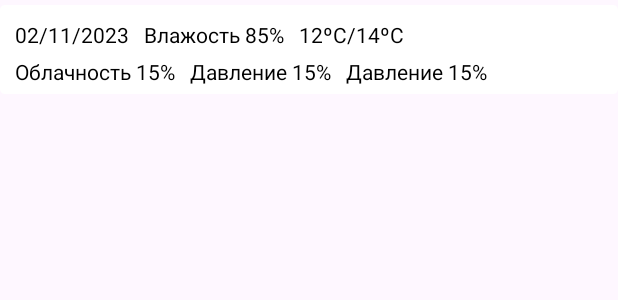
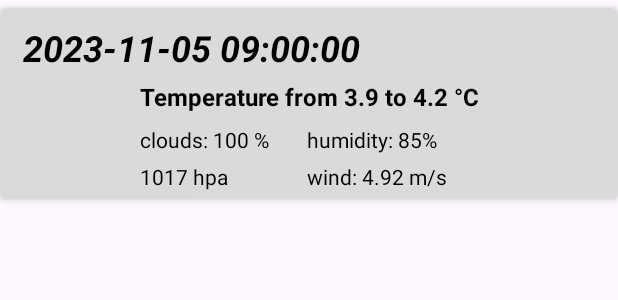
Before and after one commit to j2ck1e/OpenWeatherBottomNavigation, an Android app: the layout list_item.xml on its own in the app's theme, with its tools: preview values and no code run, on a phone screen of 412 x 824 dp. Shown: the top 300 px of the screen. Run offline under Robolectric (Android 15) with nearby library versions, the phone set to English and light mode, and no system bars; network calls fail.

Commit message:
Item was changed

```diff
--- a/app/src/main/java/com/jcdesign/openweatherbottomnavigation/adapters/WeatherAdapter.kt
+++ b/app/src/main/java/com/jcdesign/openweatherbottomnavigation/adapters/WeatherAdapter.kt
@@ -48,11 +48,11 @@ class WeatherAdapter : RecyclerView.Adapter<WeatherAdapter.DetailWeatherHolder>(
         val detailWeather = differ.currentList[position]
         holder.binding.apply {
             tvDate.text = detailWeather.dt_txt
-            tvCloud.text = "Облачность: ${detailWeather.clouds.all.toString()}%"
-            tvHumidity.text = "Влажность: ${detailWeather.main.humidity.toString()}%"
-            tvPressure.text = "Давление: ${detailWeather.main.pressure.toString()}"
-            tvTemp.text = "${detailWeather.main.temp_max}ºC/${detailWeather.main.temp_min}ºC"
-            tvWind.text = "Ветер: ${detailWeather.wind.speed.toString()}м/с"
+            tvCloud.text = "clouds: ${detailWeather.clouds.all.toString()}%"
+            tvHumidity.text = "humidity: ${detailWeather.main.humidity.toString()}%"
+            tvPressure.text = "${detailWeather.main.pressure.toString()} hpa"
+            tvTemp.text = "Temperature from ${detailWeather.main.temp_min} to ${detailWeather.main.temp_max} ºC"
+            tvWind.text = "wind: ${detailWeather.wind.speed.toString()} m/s"
             setOnItemClickListener {
                 onItemClickListener?.let { it(detailWeather)}
             }
--- a/app/src/main/java/com/jcdesign/openweatherbottomnavigation/ui/fragments/FirstFragment.kt
+++ b/app/src/main/java/com/jcdesign/openweatherbottomnavigation/ui/fragments/FirstFragment.kt
@@ -40,7 +40,13 @@ class FirstFragment : Fragment() {
         val weatherRepository = WeatherRepository(WeatherDatabase(requireContext()))
         val viewModelProviderFactory = WeatherViewModelProviderFactory(weatherRepository)
         viewModel = ViewModelProvider(this, viewModelProviderFactory).get(WeatherViewModel::class.java)
+
         setupRecyclerView()
+
+        weatherAdapter.setOnItemClickListener {
+
+
+        }
 
         viewModel.weather.observe(viewLifecycleOwner, Observer { response ->
             when(response) {
--- a/app/src/main/res/layout/activity_main.xml
+++ b/app/src/main/res/layout/activity_main.xml
@@ -13,7 +13,7 @@
         app:layout_constraintBottom_toBottomOf="parent"
         app:layout_constraintEnd_toEndOf="parent"
         app:layout_constraintStart_toStartOf="parent"
-        app:menu="@menu/bottom_menu"/>
+        app:menu="@menu/bottom_menu" />
 
     <fragment
         android:id="@+id/fragment"
--- a/app/src/main/res/layout/list_item.xml
+++ b/app/src/main/res/layout/list_item.xml
@@ -4,23 +4,25 @@
     xmlns:tools="http://schemas.android.com/tools"
     android:layout_width="match_parent"
     android:layout_height="wrap_content"
-    android:layout_marginTop="3dp"
-    app:cardCornerRadius="3dp"
-    app:cardElevation="0dp">
+    android:layout_marginTop="5dp"
+    android:backgroundTint="#DADADA"
+    app:cardCornerRadius="5dp"
+    app:cardElevation="3dp">
 
     <androidx.constraintlayout.widget.ConstraintLayout
         android:layout_width="match_parent"
-        android:layout_height="wrap_content"
-        >
+        android:layout_height="wrap_content">
 
         <TextView
             android:id="@+id/tvDate"
             android:layout_width="wrap_content"
             android:layout_height="wrap_content"
-            android:layout_marginStart="10dp"
+            android:layout_marginStart="15dp"
             android:layout_marginTop="10dp"
-            android:text="02/11/2023"
+            android:text="2023-11-05 09:00:00"
             android:textColor="@color/black"
+            android:textSize="24sp"
+            android:textStyle="bold|italic"
             app:layout_constraintStart_toStartOf="parent"
             app:layout_constraintTop_toTopOf="parent" />
 
@@ -28,62 +30,57 @@
             android:id="@+id/tvCloud"
             android:layout_width="wrap_content"
             android:layout_height="wrap_content"
-            android:layout_marginTop="5dp"
-            android:layout_marginBottom="5dp"
-            android:text="Облачность 15%"
+            android:layout_marginTop="8dp"
+            android:text="clouds: 100 %"
             android:textColor="@color/black"
-            app:layout_constraintBottom_toBottomOf="parent"
-            app:layout_constraintStart_toStartOf="@+id/tvDate"
-            app:layout_constraintTop_toBottomOf="@+id/tvDate" />
+            app:layout_constraintStart_toStartOf="@+id/tvTemp"
+            app:layout_constraintTop_toBottomOf="@+id/tvTemp" />
 
 
         <TextView
             android:id="@+id/tvHumidity"
             android:layout_width="wrap_content"
             android:layout_height="wrap_content"
-            android:layout_marginStart="10dp"
-            android:layout_marginTop="10dp"
-            android:text="Влажость 85%"
+            android:layout_marginStart="25dp"
+            android:text="humidity: 85%"
             android:textColor="@color/black"
-            app:layout_constraintStart_toEndOf="@+id/tvDate"
-            app:layout_constraintTop_toTopOf="parent" />
+            app:layout_constraintStart_toEndOf="@+id/tvCloud"
+            app:layout_constraintTop_toTopOf="@+id/tvCloud" />
 
         <TextView
             android:id="@+id/tvPressure"
             android:layout_width="wrap_content"
             android:layout_height="wrap_content"
             android:layout_marginTop="5dp"
-            android:layout_marginStart="10dp"
             android:layout_marginBottom="5dp"
-            android:text="Давление 15%"
+            android:text="1017 hpa"
             android:textColor="@color/black"
             app:layout_constraintBottom_toBottomOf="parent"
-            app:layout_constraintStart_toEndOf="@+id/tvCloud"
-            app:layout_constraintTop_toBottomOf="@+id/tvHumidity" />
+            app:layout_constraintStart_toStartOf="@+id/tvCloud"
+            app:layout_constraintTop_toBottomOf="@+id/tvCloud" />
 
         <TextView
             android:id="@+id/tvTemp"
             android:layout_width="wrap_content"
             android:layout_height="wrap_content"
-            android:layout_marginStart="10dp"
-            android:layout_marginTop="10dp"
-            android:text="12ºC/14ºC"
+            android:layout_marginTop="5dp"
+            android:text="Temperature from 3.9 to 4.2 °С"
             android:textColor="@color/black"
-            app:layout_constraintStart_toEndOf="@+id/tvHumidity"
-            app:layout_constraintTop_toTopOf="parent" />
+            android:textSize="16sp"
+            android:textStyle="bold"
+            app:layout_constraintEnd_toEndOf="parent"
+            app:layout_constraintStart_toStartOf="parent"
+            app:layout_constraintTop_toBottomOf="@+id/tvDate" />
 
         <TextView
             android:id="@+id/tvWind"
             android:layout_width="wrap_content"
-            android:layout_height="wrap_content"
-            android:layout_marginTop="5dp"
-            android:layout_marginStart="10dp"
-            android:layout_marginBottom="5dp"
-            android:text="Давление 15%"
+            android:layout_height="19dp"
+            android:text="wind: 4.92 m/s"
             android:textColor="@color/black"
             app:layout_constraintBottom_toBottomOf="parent"
-            app:layout_constraintStart_toEndOf="@+id/tvPressure"
-            app:layout_constraintTop_toBottomOf="@+id/tvTemp" />
+            app:layout_constraintStart_toStartOf="@+id/tvHumidity"
+            app:layout_constraintTop_toBottomOf="@+id/tvHumidity" />
 
 
     </androidx.constraintlayout.widget.ConstraintLayout>
```
